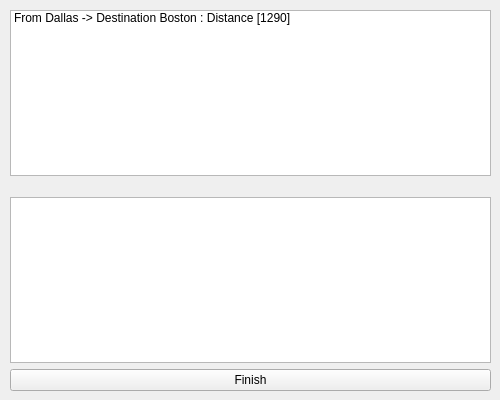
home-run/subtle-cosmic-moose, file src/form/tripsummary.ui: the form before one commit.
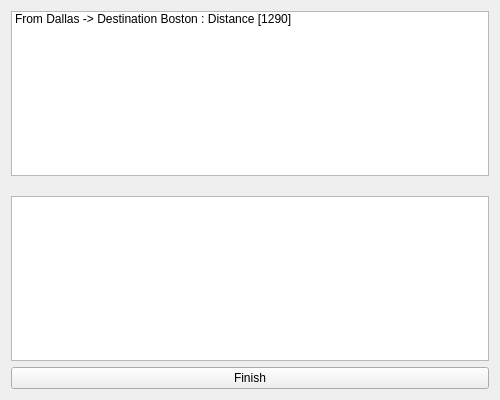
The form after the commit.

Diff of the .ui file:
```diff
--- a/src/form/tripsummary.ui
+++ b/src/form/tripsummary.ui
@@ -13,15 +13,8 @@
   <property name="windowTitle">
    <string>Form</string>
   </property>
-  <widget class="QWidget" name="verticalLayoutWidget">
-   <property name="geometry">
-    <rect>
-     <x>10</x>
-     <y>10</y>
-     <width>481</width>
-     <height>381</height>
-    </rect>
-   </property>
+  <layout class="QVBoxLayout" name="verticalLayout">
+   <item>
    <layout class="QVBoxLayout" name="tripSummary_verticalLayout">
     <item>
      <widget class="QListWidget" name="tripSummary_listWidget_tripPath">
@@ -56,7 +49,8 @@
      </widget>
     </item>
    </layout>
-  </widget>
+   </item>
+  </layout>
  </widget>
  <resources/>
  <connections/>
```
Lines whose indentation alone changed are shown as unchanged.
